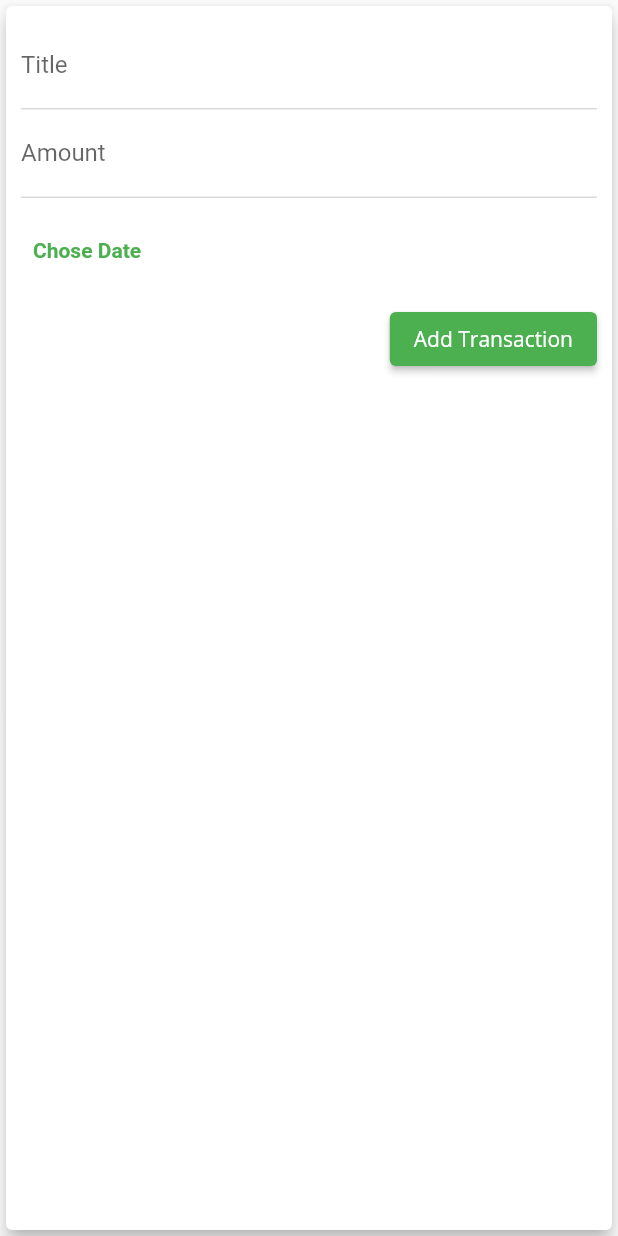
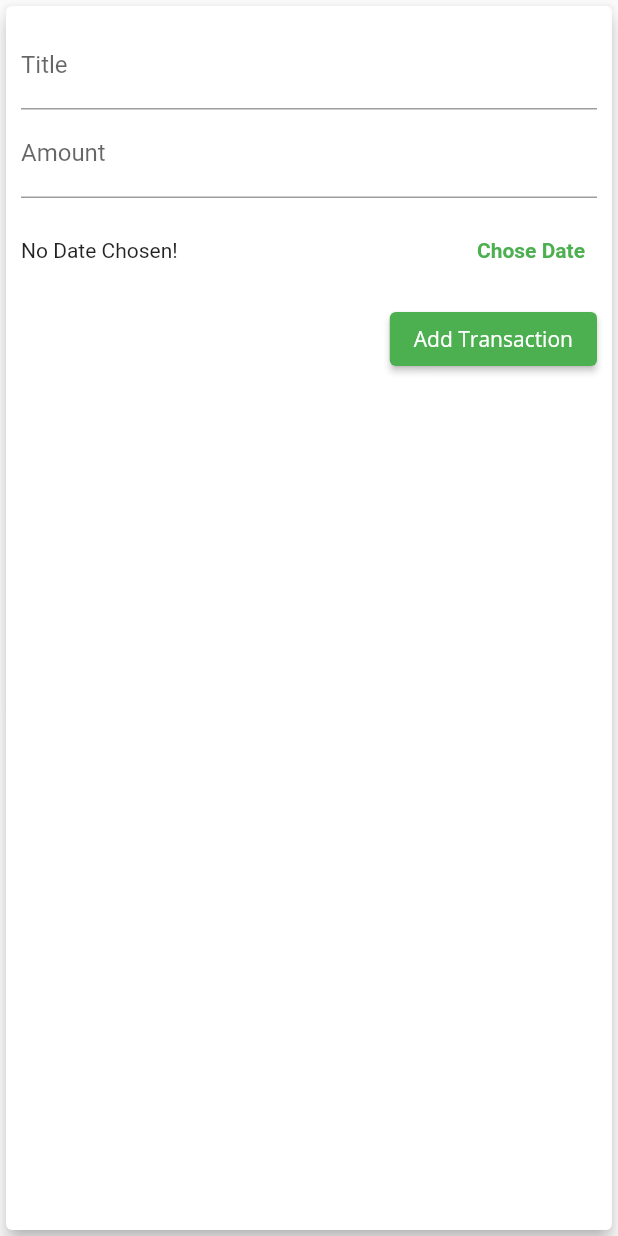
Before and after one commit to sochoall/expense_planner, a Flutter app: the NewTransaction widget shown alone on an empty page, opened directly with empty values, after a tap on "Add Transaction", on a phone screen of 412 x 824 dp. Run offline on Flutter 3.47's test engine with Material 2 defaults, Android fonts, the phone set to English and light mode, and no system bars.

Commit message:
ADD: Datepicker so the user can customized the date

```diff
--- a/lib/widgets/new_transaction.dart
+++ b/lib/widgets/new_transaction.dart
@@ -1,4 +1,5 @@
 import 'package:flutter/material.dart';
+import 'package:intl/intl.dart';
 
 class NewTransaction extends StatefulWidget {
   final Function addTx;
@@ -10,20 +11,40 @@ class NewTransaction extends StatefulWidget {
 }
 
 class _NewTransactionState extends State<NewTransaction> {
-  final titleController = TextEditingController();
+  final _titleController = TextEditingController();
+  final _amountController = TextEditingController();
+  DateTime? _selectedDate;
 
-  final amountController = TextEditingController();
-
-  void submitData() {
-    final enteredTitle = titleController.text;
-    final enteredAmount = double.parse(amountController.text);
-
-    if (enteredTitle.isEmpty || enteredAmount <= 0) {
+  void _submitData() {
+    if (_titleController.text.isEmpty ||
+        _amountController.text.isEmpty ||
+        _selectedDate == null) {
       return;
     } else {
-      widget.addTx(enteredTitle, enteredAmount);
+      widget.addTx(
+        _titleController.text,
+        double.parse(_amountController.text),
+        _selectedDate,
+      );
       Navigator.of(context).pop();
     }
+  }
+
+  void _presentDatePicker() {
+    showDatePicker(
+      context: context,
+      initialDate: DateTime.now(),
+      firstDate: DateTime(2000),
+      lastDate: DateTime.now(),
+    ).then((value) {
+      if (value == null) {
+        return;
+      }
+
+      setState(() {
+        _selectedDate = value;
+      });
+    });
   }
 
   @override
@@ -37,28 +58,32 @@ class _NewTransactionState extends State<NewTransaction> {
           children: <Widget>[
             TextField(
               decoration: const InputDecoration(labelText: "Title"),
-              controller: titleController,
+              controller: _titleController,
               // onChanged: (val) {
               //   titleInput = val;
               // },
             ),
             TextField(
               decoration: const InputDecoration(labelText: "Amount"),
-              controller: amountController,
+              controller: _amountController,
               keyboardType: TextInputType.number,
               onSubmitted: (_) =>
-                  submitData(), //when forced to use and arg thats not needed we
+                  _submitData(), //when forced to use and arg thats not needed we
               //use (_)
             ),
             SizedBox(
               height: 70,
               child: Row(
                 children: <Widget>[
-                  // const Text(
-                  //   "No Date Chosen!",
-                  // ),
+                  Expanded(
+                    child: Text(
+                      _selectedDate == null
+                          ? "No Date Chosen!"
+                          : 'PickeDate: ${DateFormat.yMd().format(_selectedDate!)}',
+                    ),
+                  ),
                   TextButton(
-                      onPressed: () {},
+                      onPressed: _presentDatePicker,
                       child: const Text(
                         "Chose Date",
                         style: TextStyle(fontWeight: FontWeight.bold),
@@ -67,7 +92,7 @@ class _NewTransactionState extends State<NewTransaction> {
               ),
             ),
             ElevatedButton(
-              onPressed: submitData,
+              onPressed: _submitData,
               // style: const ButtonStyle(
               //     backgroundColor:
               //         MaterialStatePropertyAll<Color>(Colors.green),
```
Also changed, not shown: lib/main.dart (+8 -9 lines).
